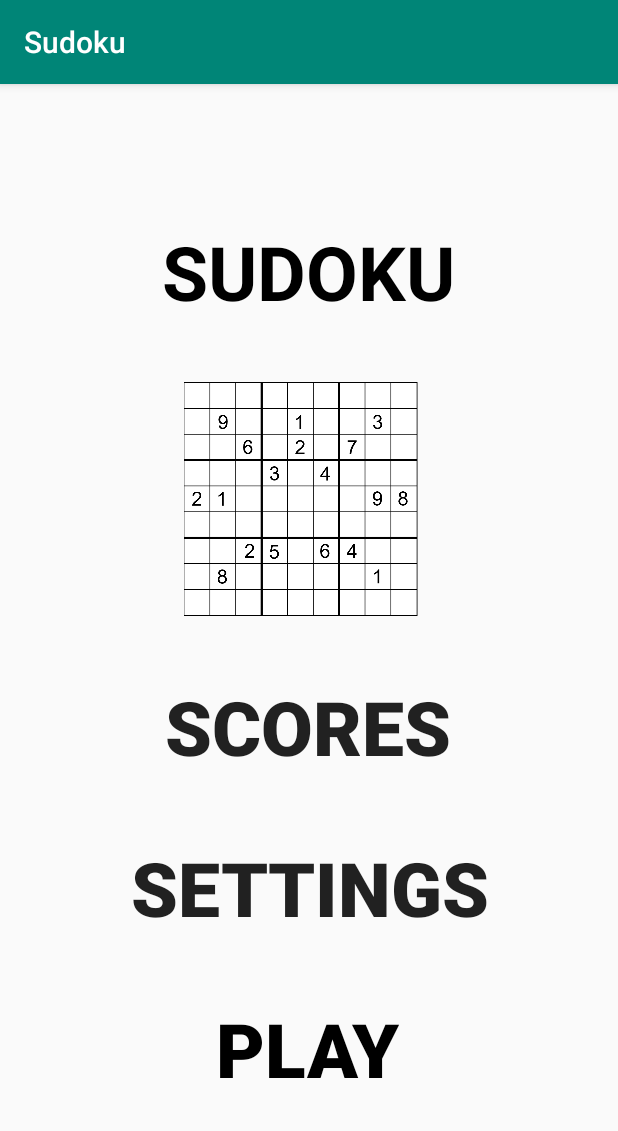
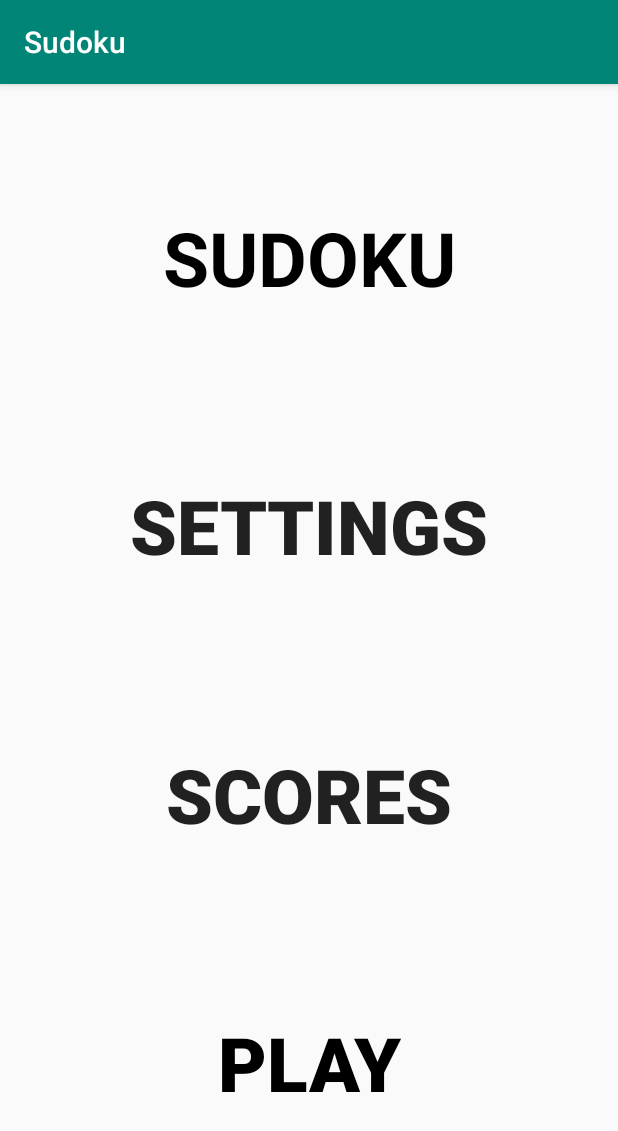
Before and after one commit to adicoen/Sudoku, an Android app: the screen it shows after launch (GameMenu), on a phone screen of 412 x 824 dp. Shown: the top 1131 px of the screen. Run offline under Robolectric (Android 15) with nearby library versions, the phone set to English and light mode, and no system bars.

```diff
--- a/app/src/main/java/com/example/user/sudoku/GameMenu.java
+++ b/app/src/main/java/com/example/user/sudoku/GameMenu.java
@@ -16,7 +16,7 @@ public class GameMenu extends AppCompatActivity {
         Button btn1 = findViewById(R.id.button1);
         Button btn2 = findViewById(R.id.button2);
 
-        btn.setOnClickListener(new View.OnClickListener() {
+        /*btn.setOnClickListener(new View.OnClickListener() {
             @Override
             public void onClick(View v) {
                 startActivity(new Intent(GameMenu.this, Settings.class));
@@ -33,6 +33,6 @@ public class GameMenu extends AppCompatActivity {
             public void onClick(View v) {
                 startActivity(new Intent(GameMenu.this, Highscores.class));
             }
-        });
+        });*/
     }
 }
--- a/app/src/main/java/com/example/user/sudoku/GameObject.java
+++ b/app/src/main/java/com/example/user/sudoku/GameObject.java
@@ -1,3 +1,4 @@
+
 package com.example.user.sudoku;
 
 import android.graphics.Bitmap;
--- a/app/src/main/res/layout/activity_game_menu.xml
+++ b/app/src/main/res/layout/activity_game_menu.xml
@@ -15,10 +15,10 @@
         android:layout_gravity="center"
         android:layout_marginStart="143dp"
         android:layout_marginLeft="143dp"
-        android:layout_marginTop="20dp"
+        android:layout_marginTop="30dp"
         android:layout_marginEnd="143dp"
         android:layout_marginRight="143dp"
-        android:layout_marginBottom="100dp"
+        android:layout_marginBottom="30dp"
         android:background="@null"
         android:shadowRadius="0"
         android:stateListAnimator="@null"
@@ -28,88 +28,67 @@
         android:textStyle="bold"
         app:layout_constraintBottom_toBottomOf="parent"
         app:layout_constraintEnd_toEndOf="parent"
-        app:layout_constraintHorizontal_bias="0.0"
         app:layout_constraintStart_toStartOf="parent"
-        app:layout_constraintTop_toBottomOf="@+id/button" />
+        app:layout_constraintTop_toBottomOf="@+id/button2" />
 
     <TextView
         android:id="@+id/textView"
         android:layout_width="wrap_content"
         android:layout_height="wrap_content"
-        android:layout_marginStart="108dp"
-        android:layout_marginLeft="108dp"
-        android:layout_marginTop="100dp"
-        android:layout_marginEnd="109dp"
-        android:layout_marginRight="109dp"
-        android:layout_marginBottom="20dp"
+        android:layout_marginStart="111dp"
+        android:layout_marginLeft="111dp"
+        android:layout_marginTop="30dp"
+        android:layout_marginEnd="111dp"
+        android:layout_marginRight="111dp"
+        android:layout_marginBottom="30dp"
         android:background="@null"
         android:text="@string/sudoku"
         android:textColor="#000"
         android:textSize="50dp"
         android:textStyle="bold"
-        app:layout_constraintBottom_toTopOf="@+id/imageView"
+        app:layout_constraintBottom_toTopOf="@+id/button"
         app:layout_constraintEnd_toEndOf="parent"
-        app:layout_constraintHorizontal_bias="0.0"
         app:layout_constraintStart_toStartOf="parent"
         app:layout_constraintTop_toTopOf="parent" />
-
-    <ImageView
-        android:id="@+id/imageView"
-        android:layout_width="174dp"
-        android:layout_height="156dp"
-        android:layout_marginStart="131dp"
-        android:layout_marginLeft="131dp"
-        android:layout_marginTop="20dp"
-        android:layout_marginEnd="132dp"
-        android:layout_marginRight="132dp"
-        android:layout_marginBottom="20dp"
-        app:layout_constraintBottom_toTopOf="@+id/button2"
-        app:layout_constraintEnd_toEndOf="parent"
-        app:layout_constraintHorizontal_bias="0.73"
-        app:layout_constraintStart_toStartOf="parent"
-        app:layout_constraintTop_toBottomOf="@+id/textView"
-        app:srcCompat="@drawable/sud" />
 
     <Button
         android:id="@+id/button"
         android:layout_width="wrap_content"
         android:layout_height="wrap_content"
-        android:layout_marginStart="87dp"
-        android:layout_marginLeft="87dp"
-        android:layout_marginTop="20dp"
+        android:layout_marginStart="88dp"
+        android:layout_marginLeft="88dp"
+        android:layout_marginTop="30dp"
         android:layout_marginEnd="88dp"
         android:layout_marginRight="88dp"
-        android:layout_marginBottom="20dp"
+        android:layout_marginBottom="30dp"
         android:background="@null"
         android:text="settings"
         android:textSize="50dp"
         android:textStyle="bold"
-        app:layout_constraintBottom_toTopOf="@+id/button1"
+        app:layout_constraintBottom_toTopOf="@+id/button2"
         app:layout_constraintEnd_toEndOf="parent"
-        app:layout_constraintHorizontal_bias="0.0"
         app:layout_constraintStart_toStartOf="parent"
-        app:layout_constraintTop_toBottomOf="@+id/button2" />
+        app:layout_constraintTop_toBottomOf="@+id/textView" />
 
     <Button
         android:id="@+id/button2"
         android:layout_width="wrap_content"
         android:layout_height="wrap_content"
-        android:layout_marginStart="112dp"
-        android:layout_marginLeft="112dp"
-        android:layout_marginTop="20dp"
+        android:layout_marginStart="111dp"
+        android:layout_marginLeft="111dp"
+        android:layout_marginTop="30dp"
         android:layout_marginEnd="111dp"
         android:layout_marginRight="111dp"
-        android:layout_marginBottom="20dp"
+        android:layout_marginBottom="30dp"
         android:background="@null"
         android:text="scores"
         android:textSize="50dp"
         android:textStyle="bold"
         android:visibility="visible"
-        app:layout_constraintBottom_toTopOf="@+id/button"
+        app:layout_constraintBottom_toTopOf="@+id/button1"
         app:layout_constraintEnd_toEndOf="parent"
-        app:layout_constraintHorizontal_bias="1.0"
         app:layout_constraintStart_toStartOf="parent"
-        app:layout_constraintTop_toBottomOf="@+id/imageView" />
+        app:layout_constraintTop_toBottomOf="@+id/button" />
 
     <android.support.constraint.Guideline
         android:id="@+id/guideline"
--- a/app/src/main/res/layout/highscores.xml
+++ /dev/null
@@ -1,6 +0,0 @@
-<?xml version="1.0" encoding="utf-8"?>
-<android.support.constraint.ConstraintLayout xmlns:android="http://schemas.android.com/apk/res/android"
-    android:layout_width="match_parent"
-    android:layout_height="match_parent">
-
-</android.support.constraint.ConstraintLayout>
--- a/app/src/main/res/layout/settings.xml
+++ /dev/null
@@ -1,6 +0,0 @@
-<?xml version="1.0" encoding="utf-8"?>
-<android.support.constraint.ConstraintLayout xmlns:android="http://schemas.android.com/apk/res/android"
-    android:layout_width="match_parent"
-    android:layout_height="match_parent">
-
-</android.support.constraint.ConstraintLayout>
```
Also changed, not shown: app/src/main/java/com/example/user/sudoku/EmptyBoard.java (+25 -2 lines), app/src/main/java/com/example/user/sudoku/FullBoard.java (+25 -2 lines), app/src/main/java/com/example/user/sudoku/GamePanel.java (+44 -185 lines), app/src/main/java/com/example/user/sudoku/HalfBoard.java (+25 -2 lines), app/src/main/java/com/example/user/sudoku/Highscores.java (deleted, +0 -12 lines), app/src/main/java/com/example/user/sudoku/Settings.java (deleted, +0 -12 lines), app/src/main/java/com/example/user/sudoku/GameLogic.java (line endings or trailing spaces), app/src/main/res/drawable-v24/o9csk.jpg (added), app/src/main/res/drawable-v24/o9cska.jpeg (added), app/src/main/res/drawable-v24/o9cskb.jpeg (added), 90 other files.
